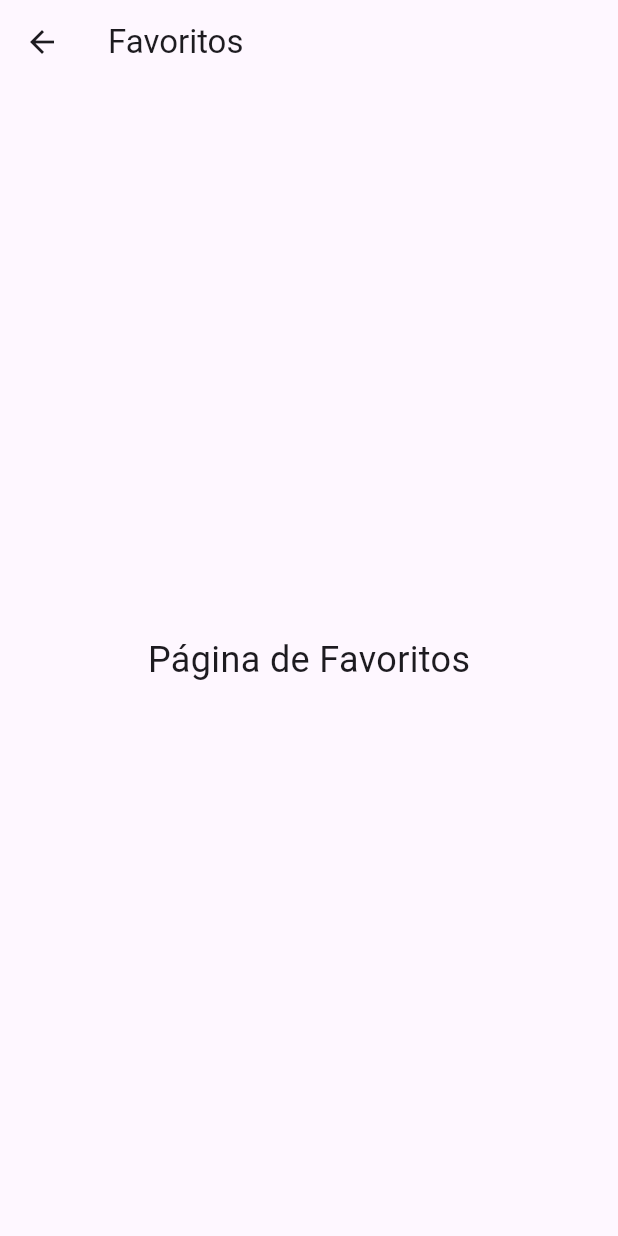
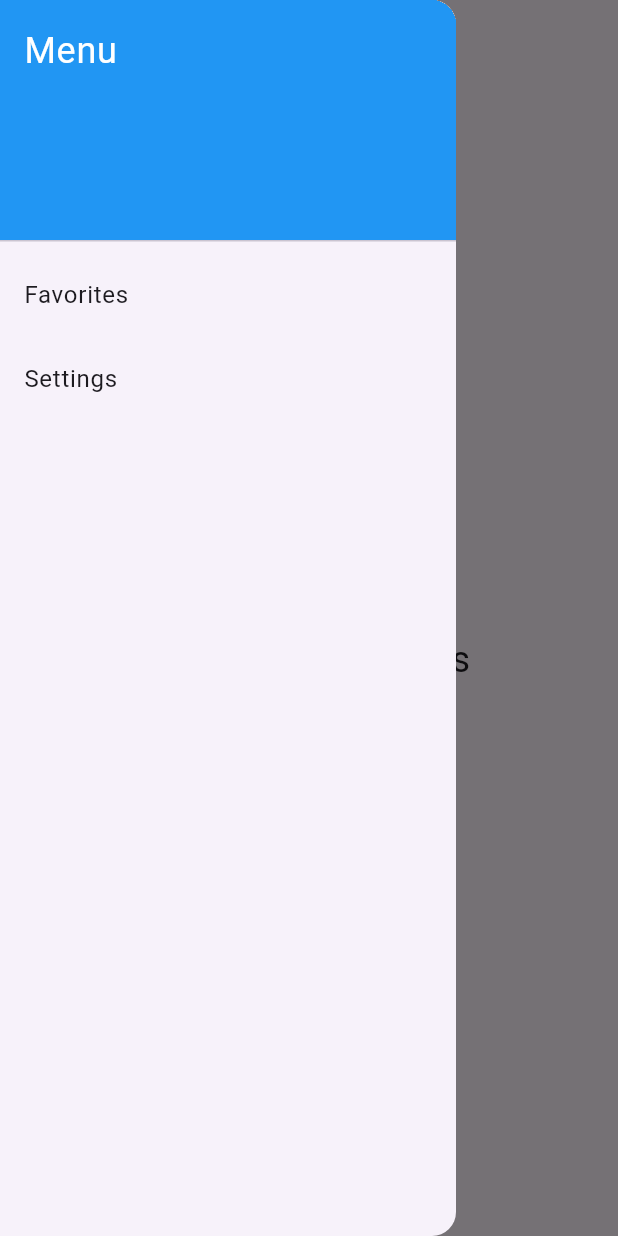
Before and after one commit to francis-santos/app-rota-gourmet, a Flutter app: the FavoritesScreen screen opened by its route, with the side drawer open (before the commit the screen has no drawer), on a phone screen of 412 x 824 dp. Run offline on Flutter 3.47's test engine with Material 3 defaults, Android fonts, the light colour scheme and no system bars; our stand-ins replace google_maps_flutter.

Commit message:
chore: Move navigation drawer to new file

```diff
--- a/lib/features/favorites/presentation/favorites_screen.dart
+++ b/lib/features/favorites/presentation/favorites_screen.dart
@@ -1,4 +1,5 @@
 import 'package:flutter/material.dart';
+import 'package:rota_gourmet/presentation/custom_drawer.dart';
 
 class FavoritesScreen extends StatelessWidget {
   const FavoritesScreen({super.key});
@@ -9,6 +10,7 @@ class FavoritesScreen extends StatelessWidget {
       appBar: AppBar(
         title: const Text('Favoritos'),
       ),
+      drawer: const CustomDrawer(),
       body: const Center(
         child: Text(
           'Página de Favoritos',
--- a/lib/features/settings/presentation/settings_screen.dart
+++ b/lib/features/settings/presentation/settings_screen.dart
@@ -1,4 +1,5 @@
 import 'package:flutter/material.dart';
+import 'package:rota_gourmet/presentation/custom_drawer.dart';
 
 class SettingsScreen extends StatelessWidget {
   const SettingsScreen({super.key});
@@ -9,6 +10,7 @@ class SettingsScreen extends StatelessWidget {
       appBar: AppBar(
         title: const Text('Configurações'),
       ),
+      drawer: const CustomDrawer(),
       body: const Center(
         child: Text(
           'Página de Configurações',
--- /dev/null
+++ b/lib/presentation/custom_drawer.dart
@@ -0,0 +1,42 @@
+import 'package:flutter/material.dart';
+import 'package:rota_gourmet/app_routes.dart';
+
+class CustomDrawer extends StatelessWidget {
+  const CustomDrawer({Key? key}) : super(key: key);
+
+  @override
+  Widget build(BuildContext context) {
+    return Drawer(
+      child: ListView(
+        padding: EdgeInsets.zero,
+        children: <Widget>[
+          const DrawerHeader(
+            decoration: BoxDecoration(
+              color: Colors.blue,
+            ),
+            child: Text(
+              'Menu',
+              style: TextStyle(
+                color: Colors.white,
+                fontSize: 24,
+              ),
+            ),
+          ),
+          ListTile(
+            title: const Text('Favorites'),
+            onTap: () {
+              Navigator.pushNamed(context, AppRoutes.favorites);
+            },
+          ),
+          ListTile(
+            title: const Text('Settings'),
+            onTap: () {
+              Navigator.pushNamed(context, AppRoutes.settings);
+            },
+          ),
+          // Adicione mais itens conforme necessário
+        ],
+      ),
+    );
+  }
+}
```
Also changed, not shown: lib/features/dashboard/presentation/dashboard_screen.dart (+3 -32 lines).
